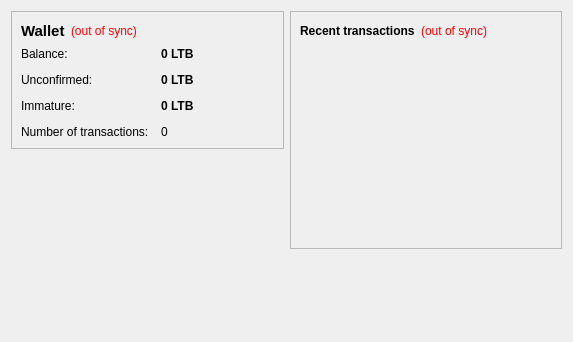
This is src/qt/forms/overviewpage.ui in Crypto-Currency/litebar as Qt 5 draws it before an edit. The edited form follows.
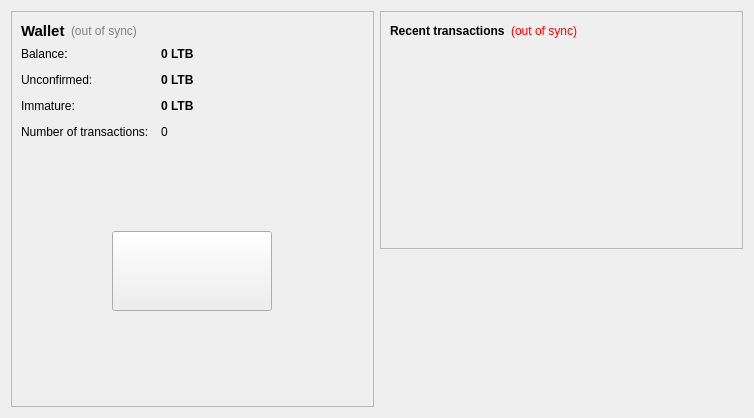
This is the edited form. Icons and pictures are not drawn.

What changed in the file:
```diff
--- a/src/qt/forms/overviewpage.ui
+++ b/src/qt/forms/overviewpage.ui
@@ -6,14 +6,19 @@
    <rect>
     <x>0</x>
     <y>0</y>
-    <width>573</width>
-    <height>342</height>
+    <width>754</width>
+    <height>418</height>
    </rect>
   </property>
+  <property name="font">
+   <font>
+    <family>Ubuntu</family>
+   </font>
+  </property>
   <property name="windowTitle">
    <string>Form</string>
   </property>
-  <layout class="QHBoxLayout" name="horizontalLayout" stretch="1,1">
+  <layout class="QHBoxLayout" name="horizontalLayout">
    <item>
     <layout class="QVBoxLayout" name="verticalLayout_2">
      <item>
@@ -47,7 +52,7 @@
              <string>The displayed information may be out of date. Your wallet automatically synchronizes with the LiteBar network after a connection is established, but this process has not completed yet.</string>
             </property>
             <property name="styleSheet">
-             <string notr="true">QLabel { color: red; }</string>
+             <string notr="true">QLabel { color: grey; }</string>
             </property>
             <property name="text">
              <string notr="true">(out of sync)</string>
@@ -186,28 +191,102 @@
           </item>
          </layout>
         </item>
+        <item>
+         <spacer name="verticalSpacer">
+          <property name="orientation">
+           <enum>Qt::Vertical</enum>
+          </property>
+          <property name="sizeType">
+           <enum>QSizePolicy::Expanding</enum>
+          </property>
+          <property name="sizeHint" stdset="0">
+           <size>
+            <width>20</width>
+            <height>10</height>
+           </size>
+          </property>
+         </spacer>
+        </item>
+        <item>
+         <layout class="QHBoxLayout" name="horizontalLayout_3">
+          <item>
+           <widget class="QPushButton" name="HomeButton">
+            <property name="sizePolicy">
+             <sizepolicy hsizetype="Fixed" vsizetype="Fixed">
+              <horstretch>0</horstretch>
+              <verstretch>0</verstretch>
+             </sizepolicy>
+            </property>
+            <property name="minimumSize">
+             <size>
+              <width>160</width>
+              <height>80</height>
+             </size>
+            </property>
+            <property name="font">
+             <font>
+              <kerning>false</kerning>
+             </font>
+            </property>
+            <property name="cursor">
+             <cursorShape>PointingHandCursor</cursorShape>
+            </property>
+<!--
+            <property name="styleSheet">
+             <string notr="true">background-color:transparent</string>
+            </property>
+            <property name="text">
+             <string/>
+            </property>
+-->
+            <property name="icon">
+             <iconset resource="../bitcoin.qrc">
+              <normaloff>:/icons/bitcoin</normaloff>:/icons/bitcoin</iconset>
+            </property>
+            <property name="iconSize">
+             <size>
+              <width>160</width>
+              <height>80</height>
+             </size>
+            </property>
+            <property name="flat">
+             <bool>false</bool>
+            </property>
+           </widget>
+          </item>
+         </layout>
+        </item>
+        <item>
+         <spacer name="verticalSpacer_5">
+          <property name="orientation">
+           <enum>Qt::Vertical</enum>
+          </property>
+          <property name="sizeType">
+           <enum>QSizePolicy::Expanding</enum>
+          </property>
+          <property name="sizeHint" stdset="0">
+           <size>
+            <width>20</width>
+            <height>10</height>
+           </size>
+          </property>
+         </spacer>
+        </item>
        </layout>
       </widget>
      </item>
-     <item>
-      <spacer name="verticalSpacer">
-       <property name="orientation">
-        <enum>Qt::Vertical</enum>
-       </property>
-       <property name="sizeHint" stdset="0">
-        <size>
-         <width>20</width>
-         <height>40</height>
-        </size>
-       </property>
-      </spacer>
-     </item>
     </layout>
    </item>
    <item>
     <layout class="QVBoxLayout" name="verticalLayout_3">
      <item>
       <widget class="QFrame" name="frame_2">
+       <property name="sizePolicy">
+        <sizepolicy hsizetype="Expanding" vsizetype="Expanding">
+         <horstretch>0</horstretch>
+         <verstretch>0</verstretch>
+        </sizepolicy>
+       </property>
        <property name="frameShape">
         <enum>QFrame::StyledPanel</enum>
        </property>
```
Left out of the diff: 5 changed lines with no effect on the pictures.
